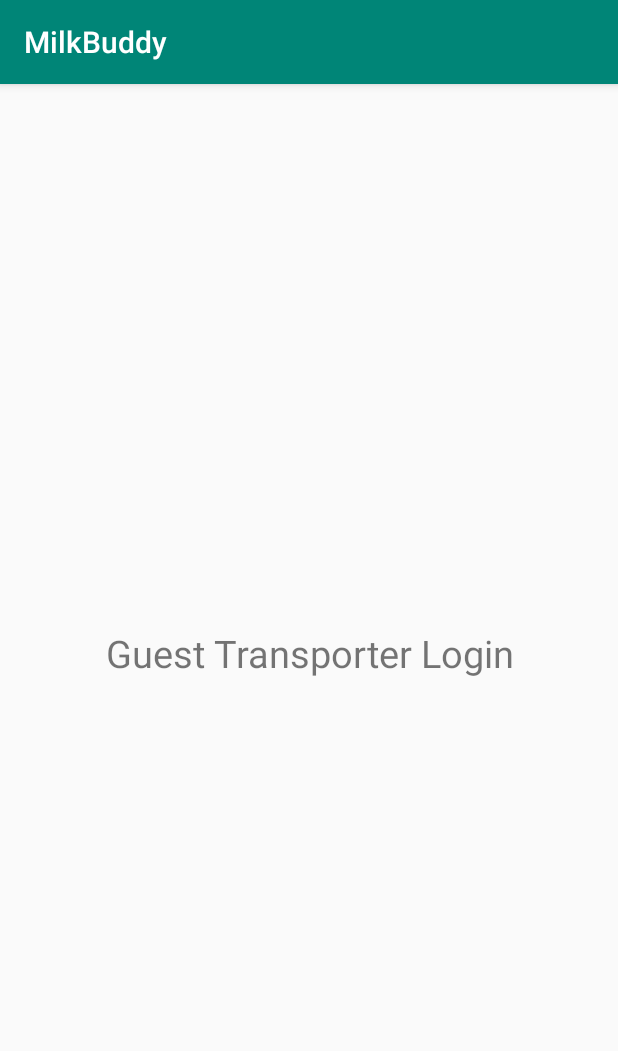
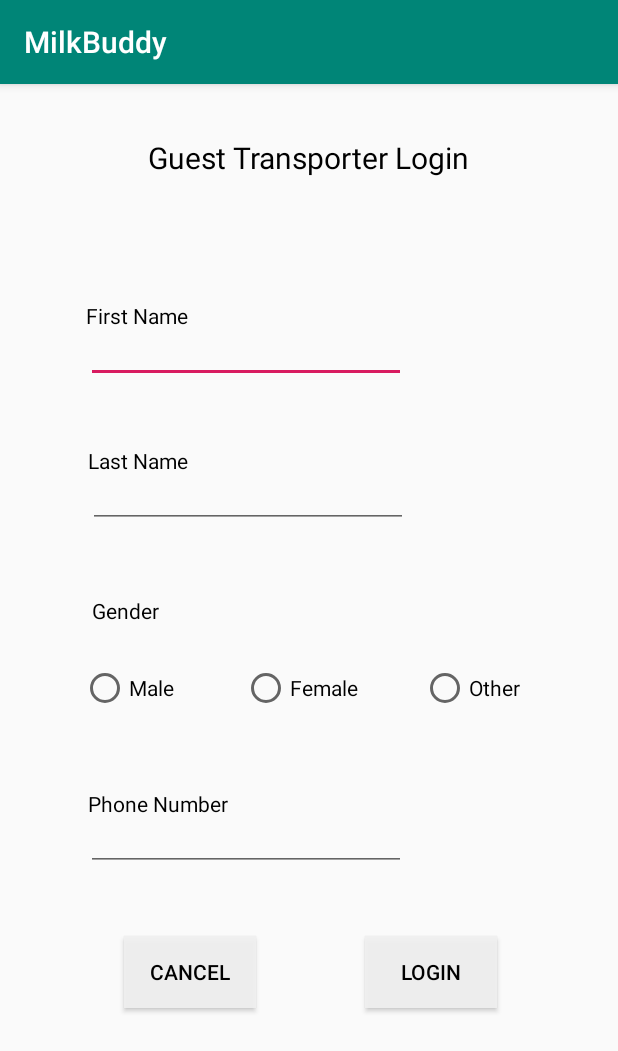
Before and after one commit to cocassel/milk-buddy, an Android app: the GuestTransporter screen opened directly, with no data from a screen before it, on a phone screen of 412 x 824 dp. Shown: the top 1051 px of the screen. Run offline under Robolectric (Android 15) with nearby library versions, the phone set to English and light mode, and no system bars.

Commit message:
Created basic UI for Guest Transporter Login

```diff
--- a/MilkBuddy/app/src/main/res/layout/activity_guest_transporter.xml
+++ b/MilkBuddy/app/src/main/res/layout/activity_guest_transporter.xml
@@ -7,20 +7,163 @@
     tools:context=".GuestTransporter">
 
     <TextView
-        android:id="@+id/textView"
+        android:id="@+id/textView3"
         android:layout_width="wrap_content"
         android:layout_height="wrap_content"
-        android:layout_marginStart="177dp"
-        android:layout_marginLeft="177dp"
-        android:layout_marginTop="351dp"
-        android:layout_marginEnd="176dp"
-        android:layout_marginRight="176dp"
-        android:layout_marginBottom="361dp"
+        android:layout_marginStart="57dp"
+        android:layout_marginLeft="57dp"
+        android:text="First Name"
+        android:textColor="#000000"
+        app:layout_constraintBottom_toTopOf="@+id/editText3"
+        app:layout_constraintStart_toStartOf="parent"
+        app:layout_constraintTop_toTopOf="@+id/editText3" />
+
+    <EditText
+        android:id="@+id/editText3"
+        android:layout_width="wrap_content"
+        android:layout_height="wrap_content"
+        android:layout_marginBottom="42dp"
+        android:ems="10"
+        android:inputType="textPersonName"
+        android:text=""
+        app:layout_constraintBottom_toTopOf="@+id/textView5"
+        app:layout_constraintStart_toStartOf="@+id/textView3" />
+
+    <TextView
+        android:id="@+id/textView5"
+        android:layout_width="wrap_content"
+        android:layout_height="wrap_content"
+        android:layout_marginStart="1dp"
+        android:layout_marginLeft="1dp"
+        android:text="Last Name"
+        android:textColor="#000000"
+        app:layout_constraintBottom_toTopOf="@+id/editText5"
+        app:layout_constraintEnd_toEndOf="@+id/textView3"
+        app:layout_constraintStart_toStartOf="@+id/editText3"
+        app:layout_constraintTop_toTopOf="@+id/editText5" />
+
+    <EditText
+        android:id="@+id/editText5"
+        android:layout_width="wrap_content"
+        android:layout_height="wrap_content"
+        android:layout_marginBottom="45dp"
+        android:ems="10"
+        android:inputType="textPersonName"
+        android:text=""
+        app:layout_constraintBottom_toTopOf="@+id/textView6"
+        app:layout_constraintStart_toStartOf="@+id/textView5" />
+
+    <TextView
+        android:id="@+id/textView6"
+        android:layout_width="wrap_content"
+        android:layout_height="wrap_content"
+        android:layout_marginStart="7dp"
+        android:layout_marginLeft="7dp"
+        android:layout_marginBottom="26dp"
+        android:text="Gender"
+        android:textColor="#000000"
+        app:layout_constraintBottom_toTopOf="@+id/radioButton"
+        app:layout_constraintStart_toStartOf="@+id/radioButton" />
+
+    <RadioButton
+        android:id="@+id/radioButton"
+        android:layout_width="wrap_content"
+        android:layout_height="wrap_content"
+        android:layout_marginStart="12dp"
+        android:layout_marginLeft="12dp"
+        android:layout_marginEnd="3dp"
+        android:layout_marginRight="3dp"
+        android:layout_marginBottom="51dp"
+        android:text="Male"
+        android:textColor="#000000"
+        app:layout_constraintBottom_toTopOf="@+id/textView7"
+        app:layout_constraintEnd_toStartOf="@+id/radioButton2"
+        app:layout_constraintStart_toStartOf="parent" />
+
+    <RadioButton
+        android:id="@+id/radioButton2"
+        android:layout_width="wrap_content"
+        android:layout_height="wrap_content"
+        android:text="Female"
+        android:textColor="#000000"
+        app:layout_constraintEnd_toStartOf="@+id/radioButton3"
+        app:layout_constraintStart_toEndOf="@+id/radioButton"
+        app:layout_constraintTop_toTopOf="@+id/radioButton" />
+
+    <RadioButton
+        android:id="@+id/radioButton3"
+        android:layout_width="wrap_content"
+        android:layout_height="wrap_content"
+        android:layout_marginEnd="23dp"
+        android:layout_marginRight="23dp"
+        android:text="Other"
+        android:textColor="#000000"
+        app:layout_constraintBaseline_toBaselineOf="@+id/radioButton2"
+        app:layout_constraintEnd_toEndOf="parent"
+        app:layout_constraintStart_toEndOf="@+id/radioButton2" />
+
+    <TextView
+        android:id="@+id/textView7"
+        android:layout_width="wrap_content"
+        android:layout_height="wrap_content"
+        android:layout_marginStart="1dp"
+        android:layout_marginLeft="1dp"
+        android:text="Phone Number"
+        android:textColor="#000000"
+        app:layout_constraintBottom_toTopOf="@+id/editText6"
+        app:layout_constraintStart_toStartOf="@+id/editText6"
+        app:layout_constraintTop_toTopOf="@+id/editText6" />
+
+    <EditText
+        android:id="@+id/editText6"
+        android:layout_width="wrap_content"
+        android:layout_height="wrap_content"
+        android:layout_marginBottom="243dp"
+        android:ems="10"
+        android:inputType="textPersonName"
+        android:text=""
+        app:layout_constraintBottom_toBottomOf="parent"
+        app:layout_constraintEnd_toEndOf="@+id/editText3"
+        app:layout_constraintStart_toStartOf="@+id/editText3" />
+
+    <Button
+        android:id="@+id/button1"
+        android:layout_width="wrap_content"
+        android:layout_height="wrap_content"
+        android:layout_marginTop="43dp"
+        android:layout_marginEnd="7dp"
+        android:layout_marginRight="7dp"
+        android:background="#EDF0F0F0"
+        android:text="Login"
+        android:textColor="#000000"
+        app:layout_constraintEnd_toEndOf="parent"
+        app:layout_constraintStart_toEndOf="@+id/button2"
+        app:layout_constraintTop_toBottomOf="@+id/editText6" />
+
+    <Button
+        android:id="@+id/button2"
+        android:layout_width="wrap_content"
+        android:layout_height="wrap_content"
+        android:layout_marginStart="9dp"
+        android:layout_marginLeft="9dp"
+        android:layout_marginTop="43dp"
+        android:background="#EDF0F0F0"
+        android:text="Cancel"
+        android:textColor="#000000"
+        app:layout_constraintEnd_toStartOf="@+id/button1"
+        app:layout_constraintStart_toStartOf="parent"
+        app:layout_constraintTop_toBottomOf="@+id/editText6" />
+
+    <TextView
+        android:id="@+id/textView8"
+        android:layout_width="wrap_content"
+        android:layout_height="wrap_content"
+        android:layout_marginTop="35dp"
         android:text="Guest Transporter Login"
-        app:layout_constraintBottom_toBottomOf="parent"
+        android:textColor="#000000"
+        android:textSize="20sp"
         app:layout_constraintEnd_toEndOf="parent"
         app:layout_constraintStart_toStartOf="parent"
-        app:layout_constraintTop_toTopOf="parent"
-        android:textSize="25sp"/>
+        app:layout_constraintTop_toTopOf="parent" />
 
 </androidx.constraintlayout.widget.ConstraintLayout>
```
